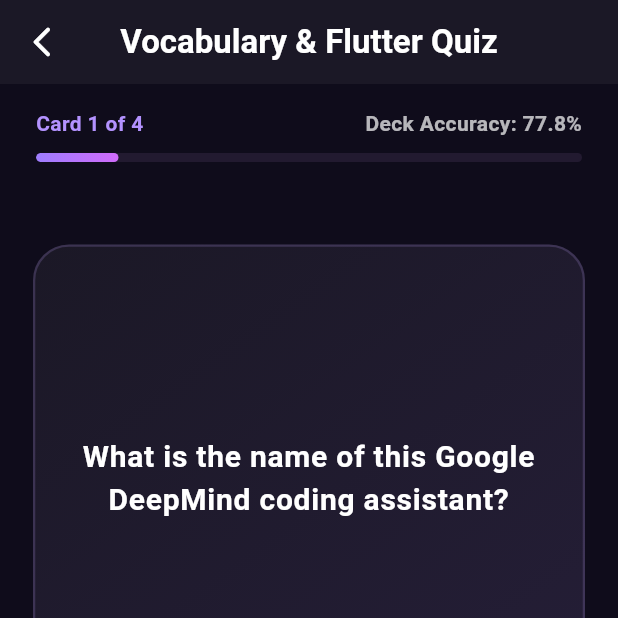
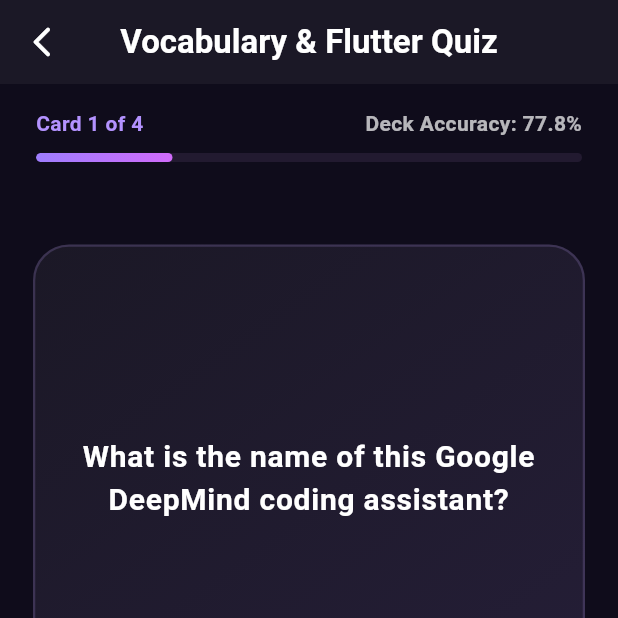
Before and after one commit to nerdymcnerdyson/flashcards, a Flutter app: the screen it shows after launch, after a tap on "Start Studying", on a phone screen of 412 x 824 dp, the top half of it. Run offline on Flutter 3.47's test engine with Material 3 defaults, Android fonts, the phone set to English and light mode, and no system bars; our stand-ins replace cached_network_image, cloud_firestore, rxdart; accounts and stored records are empty.

Commit message:
Configure PageView scroll physics and use LayoutBuilder to compute progress bar width responsively

```diff
--- a/lib/src/screens/flashcard_deck_screen.dart
+++ b/lib/src/screens/flashcard_deck_screen.dart
@@ -167,7 +167,12 @@
                       const SizedBox(height: 10),
                       ClipRRect(
                         borderRadius: BorderRadius.circular(10),
-                        child: Stack(
+                        child: LayoutBuilder(
+                          builder: (context, constraints) {
+                            final totalWidth = constraints.maxWidth;
+                            final barWidth = totalWidth * progress;
+
+                            return Stack(
                               children: [
                                 Container(
                                   height: 6,
@@ -176,7 +181,7 @@
                                 AnimatedContainer(
                                   duration: const Duration(milliseconds: 300),
                                   height: 6,
-                              width: MediaQuery.of(context).size.width * progress - 48,
+                                  width: barWidth,
                                   decoration: BoxDecoration(
                                     borderRadius: BorderRadius.circular(10),
                                     gradient: const LinearGradient(
@@ -185,6 +190,8 @@
                                   ),
                                 ),
                               ],
+                            );
+                          },
                         ),
                       ),
                     ],
@@ -195,6 +202,7 @@
                 Expanded(
                   child: PageView.builder(
                     controller: _pageController,
+                    physics: const BouncingScrollPhysics(),
                     itemCount: cards.length,
                     onPageChanged: (index) {
                       setState(() {
```
Lines whose indentation alone changed are shown as unchanged.
